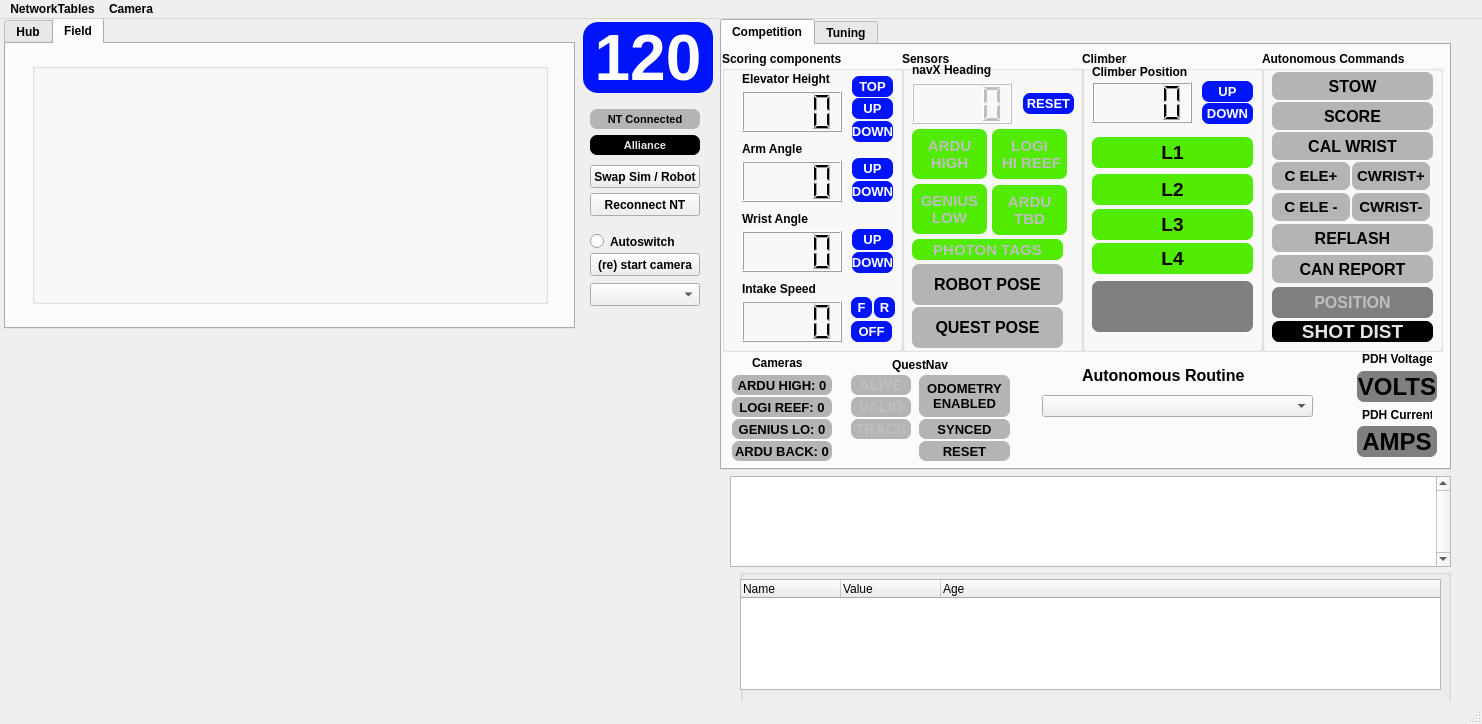
Above: gui_refactor/layout_2025.ui from aesatchien/FRC2429_2025 before the change. Below: the same form after it.
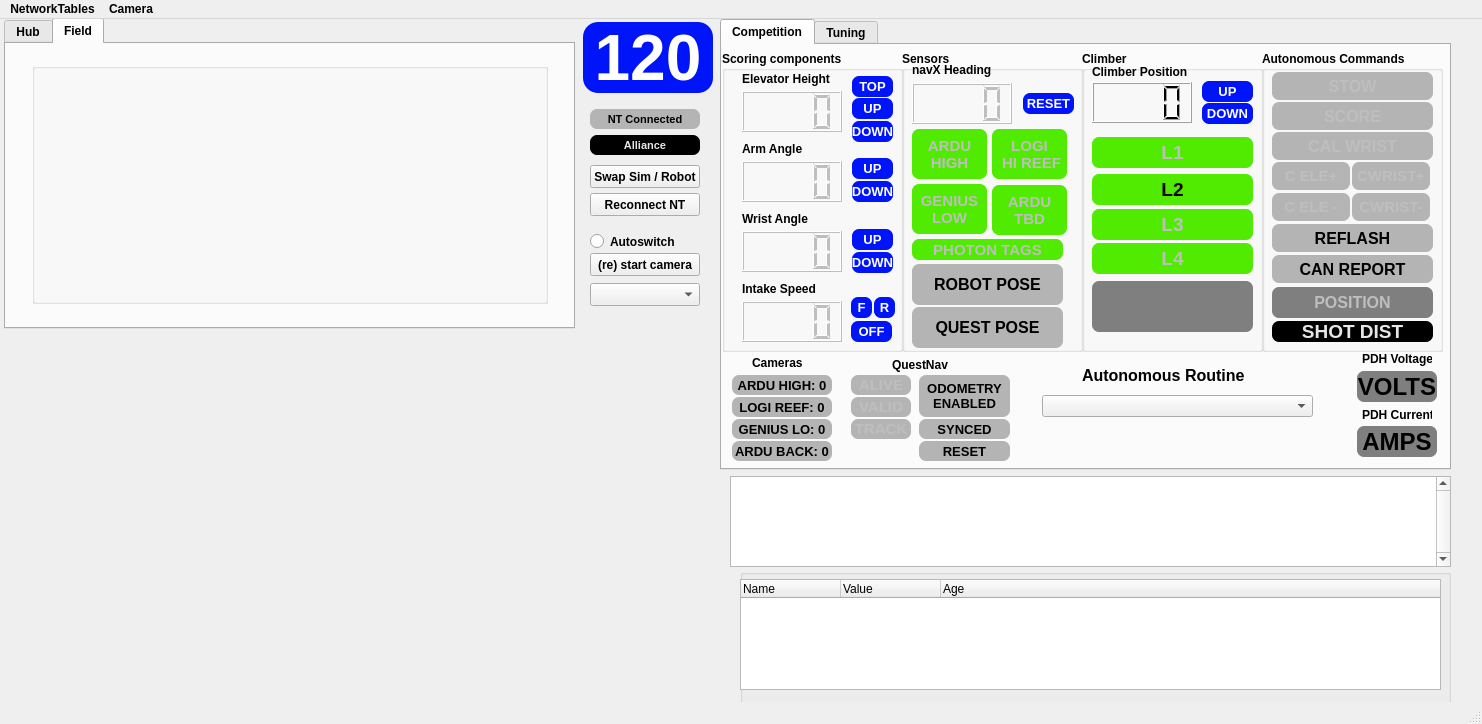
That is the form after the change. Icons and pictures are not drawn. Custom widgets are drawn as their Qt base class.

The edit to the form file:
```diff
--- a/gui_refactor/layout_2025.ui
+++ b/gui_refactor/layout_2025.ui
@@ -104,7 +104,7 @@
       </widget>
       <widget class="ClickableQLabel" name="qlabel_l1_indicator">
        <property name="enabled">
-        <bool>true</bool>
+        <bool>false</bool>
        </property>
        <property name="geometry">
         <rect>
@@ -138,7 +138,7 @@
       </widget>
       <widget class="ClickableQLabel" name="qlabel_l3_indicator">
        <property name="enabled">
-        <bool>true</bool>
+        <bool>false</bool>
        </property>
        <property name="geometry">
         <rect>
@@ -271,7 +271,7 @@
       </widget>
       <widget class="ClickableQLabel" name="qlabel_l4_indicator">
        <property name="enabled">
-        <bool>true</bool>
+        <bool>false</bool>
        </property>
        <property name="geometry">
         <rect>
@@ -363,6 +363,9 @@
        </property>
       </widget>
       <widget class="QLCDNumber" name="qlcd_elevator_height">
+       <property name="enabled">
+        <bool>false</bool>
+       </property>
        <property name="geometry">
         <rect>
          <x>20</x>
@@ -376,6 +379,9 @@
        </property>
       </widget>
       <widget class="QLCDNumber" name="qlcd_pivot_angle">
+       <property name="enabled">
+        <bool>false</bool>
+       </property>
        <property name="geometry">
         <rect>
          <x>20</x>
@@ -402,6 +408,9 @@
        </property>
       </widget>
       <widget class="QLCDNumber" name="qlcd_wrist_angle">
+       <property name="enabled">
+        <bool>false</bool>
+       </property>
        <property name="geometry">
         <rect>
          <x>20</x>
@@ -453,6 +462,9 @@
        </property>
       </widget>
       <widget class="QLCDNumber" name="qlcd_intake_speed">
+       <property name="enabled">
+        <bool>false</bool>
+       </property>
        <property name="geometry">
         <rect>
          <x>20</x>
@@ -1170,7 +1182,7 @@
       </widget>
       <widget class="ClickableQLabel" name="qlabel_score_indicator">
        <property name="enabled">
-        <bool>true</bool>
+        <bool>false</bool>
        </property>
        <property name="geometry">
         <rect>
@@ -1203,7 +1215,7 @@
       </widget>
       <widget class="ClickableQLabel" name="qlabel_stow_indicator">
        <property name="enabled">
-        <bool>true</bool>
+        <bool>false</bool>
        </property>
        <property name="geometry">
         <rect>
@@ -1236,7 +1248,7 @@
       </widget>
       <widget class="ClickableQLabel" name="qlabel_elevator_shift_up_indicator">
        <property name="enabled">
-        <bool>true</bool>
+        <bool>false</bool>
        </property>
        <property name="geometry">
         <rect>
@@ -1372,7 +1384,7 @@
       </widget>
       <widget class="ClickableQLabel" name="qlabel_elevator_shift_down_indicator">
        <property name="enabled">
-        <bool>true</bool>
+        <bool>false</bool>
        </property>
        <property name="geometry">
         <rect>
@@ -1407,7 +1419,7 @@
       </widget>
       <widget class="ClickableQLabel" name="qlabel_cal_wrist_down_indicator">
        <property name="enabled">
-        <bool>true</bool>
+        <bool>false</bool>
        </property>
        <property name="geometry">
         <rect>
@@ -1442,7 +1454,7 @@
       </widget>
       <widget class="ClickableQLabel" name="qlabel_cal_wrist_up_indicator">
        <property name="enabled">
-        <bool>true</bool>
+        <bool>false</bool>
        </property>
        <property name="geometry">
         <rect>
@@ -1477,7 +1489,7 @@
       </widget>
       <widget class="ClickableQLabel" name="qlabel_cal_wrist_indicator">
        <property name="enabled">
-        <bool>true</bool>
+        <bool>false</bool>
        </property>
        <property name="geometry">
         <rect>
```
Left out of the diff: 36 changed lines with no effect on the pictures.
